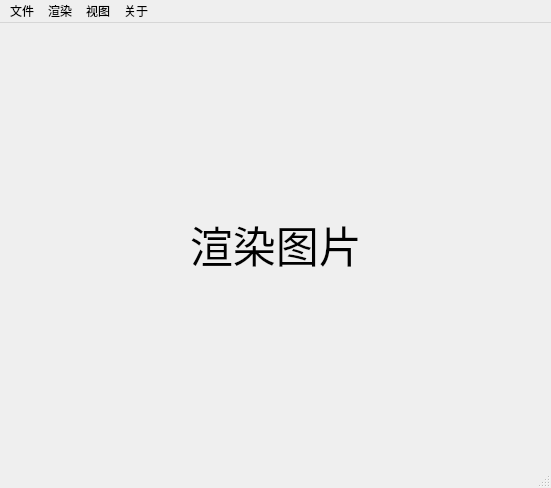
Qt form src/RayTraceWindows/form/raytracewindows.ui (sines/RayTrace) before a commit.
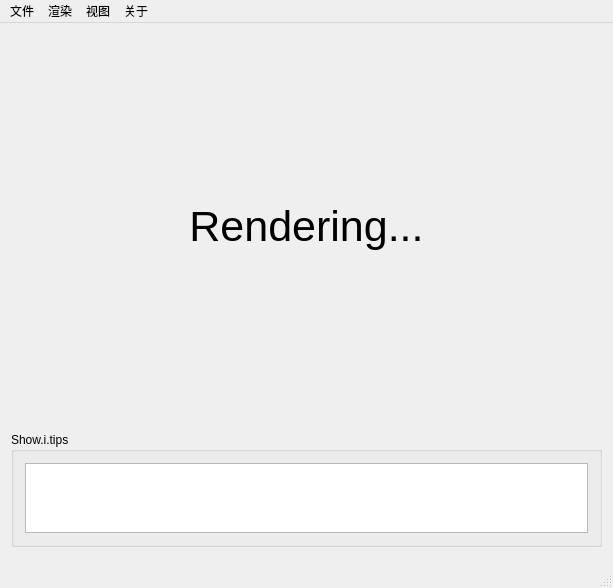
The same form after that commit. Icons and pictures are not drawn.

Commit message: +线程 +窗口

The edit to the form file:
```diff
--- a/src/RayTraceWindows/form/raytracewindows.ui
+++ b/src/RayTraceWindows/form/raytracewindows.ui
@@ -12,8 +12,8 @@
    <rect>
     <x>0</x>
     <y>0</y>
-    <width>551</width>
-    <height>488</height>
+    <width>613</width>
+    <height>588</height>
    </rect>
   </property>
   <property name="maximumSize">
@@ -36,22 +36,9 @@
     <normaloff>:/RayTraceWindows/images/th.png</normaloff>:/RayTraceWindows/images/th.png</iconset>
   </property>
   <widget class="QWidget" name="centralWidget">
-   <layout class="QGridLayout" name="gridLayout">
-    <item row="0" column="0">
-     <layout class="QGridLayout" name="gridLayout_2">
-      <item row="1" column="0">
-       <spacer name="horizontalSpacer">
-        <property name="orientation">
-         <enum>Qt::Horizontal</enum>
-        </property>
-        <property name="sizeHint" stdset="0">
-         <size>
-          <width>40</width>
-          <height>20</height>
-         </size>
-        </property>
-       </spacer>
-      </item>
+   <layout class="QVBoxLayout" name="verticalLayout" stretch="50,1,1,1">
+    <item>
+     <layout class="QGridLayout" name="gridLayout_2" rowstretch="1,40,1" columnstretch="1,40,1">
       <item row="1" column="2">
        <spacer name="horizontalSpacer_2">
         <property name="orientation">
@@ -93,7 +80,10 @@
          </font>
         </property>
         <property name="text">
-         <string>渲染图片</string>
+         <string>Rendering...</string>
+        </property>
+        <property name="alignment">
+         <set>Qt::AlignCenter</set>
         </property>
        </widget>
       </item>
@@ -105,13 +95,72 @@
         <property name="sizeHint" stdset="0">
          <size>
           <width>20</width>
-          <height>40</height>
+          <height>20</height>
          </size>
         </property>
        </spacer>
       </item>
+      <item row="1" column="0">
+       <spacer name="horizontalSpacer">
+        <property name="orientation">
+         <enum>Qt::Horizontal</enum>
+        </property>
+        <property name="sizeHint" stdset="0">
+         <size>
+          <width>40</width>
+          <height>20</height>
+         </size>
+        </property>
+       </spacer>
+      </item>
      </layout>
     </item>
+    <item>
+     <spacer name="verticalSpacer_3">
+      <property name="orientation">
+       <enum>Qt::Vertical</enum>
+      </property>
+      <property name="sizeHint" stdset="0">
+       <size>
+        <width>20</width>
+        <height>40</height>
+       </size>
+      </property>
+     </spacer>
+    </item>
+    <item>
+     <layout class="QGridLayout" name="gridLayout_3">
+      <item row="0" column="0">
+       <widget class="QGroupBox" name="mdebug">
+        <property name="title">
+         <string>Show.i.tips</string>
+        </property>
+        <layout class="QGridLayout" name="gridLayout">
+         <item row="0" column="0">
+          <widget class="QTextBrowser" name="debuginfo">
+           <property name="focusPolicy">
+            <enum>Qt::ClickFocus</enum>
+           </property>
+          </widget>
+         </item>
+        </layout>
+       </widget>
+      </item>
+     </layout>
+    </item>
+    <item>
+     <spacer name="verticalSpacer_4">
+      <property name="orientation">
+       <enum>Qt::Vertical</enum>
+      </property>
+      <property name="sizeHint" stdset="0">
+       <size>
+        <width>20</width>
+        <height>5</height>
+       </size>
+      </property>
+     </spacer>
+    </item>
    </layout>
   </widget>
   <widget class="QMenuBar" name="menuBarFile">
@@ -119,8 +168,8 @@
     <rect>
      <x>0</x>
      <y>0</y>
-     <width>551</width>
-     <height>20</height>
+     <width>613</width>
+     <height>17</height>
     </rect>
    </property>
    <widget class="QMenu" name="menuFile">
```
Left out of the diff: 10 changed lines with no effect on the pictures. The commit also changes 5 other files.
